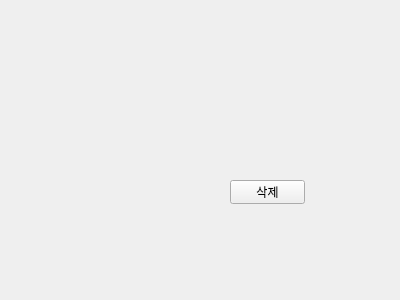
Old version of the form Dentix/patientdeleteform.ui in the repository sueun-jo/2ndmini_dentix.
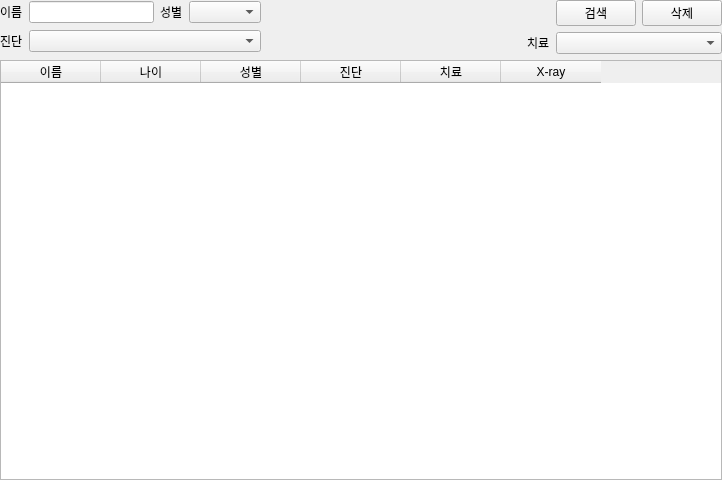
New version of the form.

```diff
--- a/Dentix/patientdeleteform.ui
+++ b/Dentix/patientdeleteform.ui
@@ -6,26 +6,144 @@
    <rect>
     <x>0</x>
     <y>0</y>
-    <width>400</width>
-    <height>300</height>
+    <width>722</width>
+    <height>480</height>
    </rect>
   </property>
   <property name="windowTitle">
    <string>Form</string>
   </property>
-  <widget class="QPushButton" name="pushButton">
-   <property name="geometry">
-    <rect>
-     <x>230</x>
-     <y>180</y>
-     <width>75</width>
-     <height>24</height>
-    </rect>
+  <layout class="QHBoxLayout" name="horizontalLayout_2">
+   <property name="leftMargin">
+    <number>0</number>
    </property>
-   <property name="text">
-    <string>삭제</string>
+   <property name="topMargin">
+    <number>0</number>
    </property>
-  </widget>
+   <property name="rightMargin">
+    <number>0</number>
+   </property>
+   <property name="bottomMargin">
+    <number>0</number>
+   </property>
+   <item>
+    <layout class="QVBoxLayout" name="verticalLayout">
+     <item>
+      <layout class="QHBoxLayout" name="horizontalLayout">
+       <item>
+        <layout class="QGridLayout" name="gridLayout">
+         <item row="0" column="0">
+          <widget class="QLabel" name="nameLabel">
+           <property name="text">
+            <string>이름</string>
+           </property>
+          </widget>
+         </item>
+         <item row="0" column="1">
+          <widget class="QLineEdit" name="lineEdit"/>
+         </item>
+         <item row="0" column="2">
+          <widget class="QLabel" name="genderLabel">
+           <property name="text">
+            <string>성별</string>
+           </property>
+          </widget>
+         </item>
+         <item row="0" column="3">
+          <widget class="QComboBox" name="genderComboBox"/>
+         </item>
+         <item row="1" column="0">
+          <widget class="QLabel" name="diagnosisLabel">
+           <property name="text">
+            <string>진단</string>
+           </property>
+          </widget>
+         </item>
+         <item row="1" column="1" colspan="3">
+          <widget class="QComboBox" name="diagnosisComboBox"/>
+         </item>
+        </layout>
+       </item>
+       <item>
+        <spacer name="horizontalSpacer">
+         <property name="orientation">
+          <enum>Qt::Orientation::Horizontal</enum>
+         </property>
+         <property name="sizeHint" stdset="0">
+          <size>
+           <width>40</width>
+           <height>20</height>
+          </size>
+         </property>
+        </spacer>
+       </item>
+       <item>
+        <layout class="QGridLayout" name="gridLayout_2">
+         <item row="1" column="1" colspan="2">
+          <widget class="QComboBox" name="treatComboBox"/>
+         </item>
+         <item row="0" column="2">
+          <widget class="QPushButton" name="pushButton">
+           <property name="text">
+            <string>삭제</string>
+           </property>
+          </widget>
+         </item>
+         <item row="1" column="0">
+          <widget class="QLabel" name="treatLabel">
+           <property name="text">
+            <string>치료</string>
+           </property>
+          </widget>
+         </item>
+         <item row="0" column="1">
+          <widget class="QPushButton" name="pushButton_2">
+           <property name="text">
+            <string>검색</string>
+           </property>
+          </widget>
+         </item>
+        </layout>
+       </item>
+      </layout>
+     </item>
+     <item>
+      <widget class="QTableWidget" name="tableWidget">
+       <column>
+        <property name="text">
+         <string>이름</string>
+        </property>
+       </column>
+       <column>
+        <property name="text">
+         <string>나이</string>
+        </property>
+       </column>
+       <column>
+        <property name="text">
+         <string>성별</string>
+        </property>
+       </column>
+       <column>
+        <property name="text">
+         <string>진단</string>
+        </property>
+       </column>
+       <column>
+        <property name="text">
+         <string>치료</string>
+        </property>
+       </column>
+       <column>
+        <property name="text">
+         <string>X-ray</string>
+        </property>
+       </column>
+      </widget>
+     </item>
+    </layout>
+   </item>
+  </layout>
  </widget>
  <resources/>
  <connections/>
```
